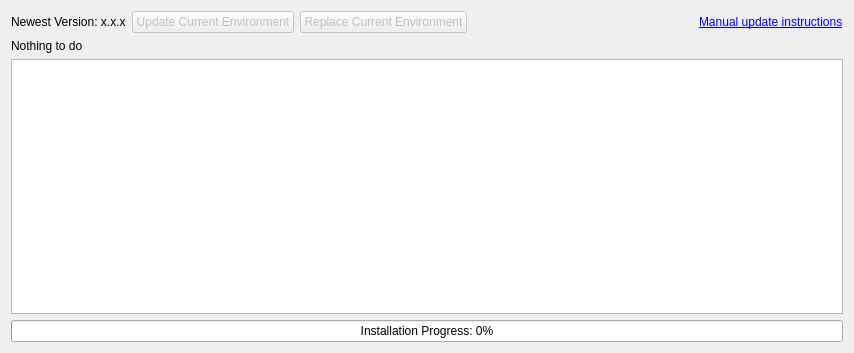
Old version of the form mslib/msui/ui/ui_updater_dialog.ui in the repository Open-MSS/MSS.
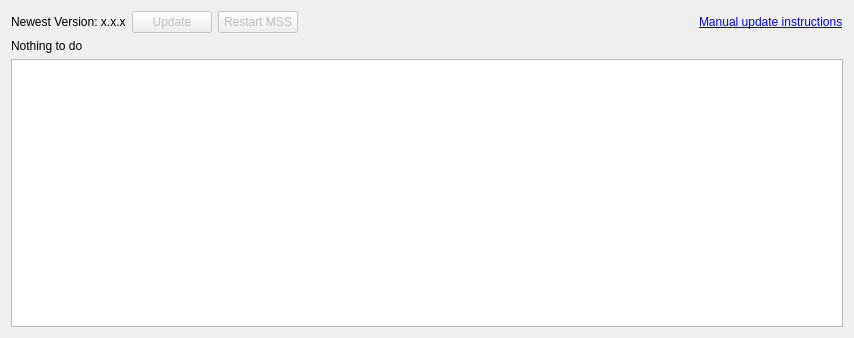
New version of the form.

Commit message: Remove environment replacement

What changed in the file:
```diff
--- a/mslib/msui/ui/ui_updater_dialog.ui
+++ b/mslib/msui/ui/ui_updater_dialog.ui
@@ -10,7 +10,7 @@
     <x>0</x>
     <y>0</y>
     <width>854</width>
-    <height>353</height>
+    <height>338</height>
    </rect>
   </property>
   <property name="windowTitle">
@@ -32,7 +32,7 @@
         <bool>false</bool>
        </property>
        <property name="text">
-        <string>Update Current Environment</string>
+        <string>Update</string>
        </property>
       </widget>
      </item>
@@ -41,48 +41,8 @@
        <property name="enabled">
         <bool>false</bool>
        </property>
-       <property name="palette">
-        <palette>
-         <active>
-          <colorrole role="ButtonText">
-           <brush brushstyle="SolidPattern">
-            <color alpha="255">
-             <red>255</red>
-             <green>0</green>
-             <blue>0</blue>
-            </color>
-           </brush>
-          </colorrole>
-         </active>
-         <inactive>
-          <colorrole role="ButtonText">
-           <brush brushstyle="SolidPattern">
-            <color alpha="255">
-             <red>255</red>
-             <green>0</green>
-             <blue>0</blue>
-            </color>
-           </brush>
-          </colorrole>
-         </inactive>
-         <disabled>
-          <colorrole role="ButtonText">
-           <brush brushstyle="SolidPattern">
-            <color alpha="255">
-             <red>190</red>
-             <green>190</green>
-             <blue>190</blue>
-            </color>
-           </brush>
-          </colorrole>
-         </disabled>
-        </palette>
-       </property>
-       <property name="toolTip">
-        <string>Closing MSS during this operation may break your environment!</string>
-       </property>
        <property name="text">
-        <string>Replace Current Environment</string>
+        <string>Restart MSS</string>
        </property>
       </widget>
      </item>
@@ -140,16 +100,6 @@
      </property>
     </widget>
    </item>
-   <item>
-    <widget class="QProgressBar" name="progressBar">
-     <property name="value">
-      <number>0</number>
-     </property>
-     <property name="format">
-      <string>Installation Progress: %p%</string>
-     </property>
-    </widget>
-   </item>
   </layout>
  </widget>
  <resources/>
```
Left out of the diff: 2 changed lines with no effect on the pictures. The commit also changes 3 other files.
